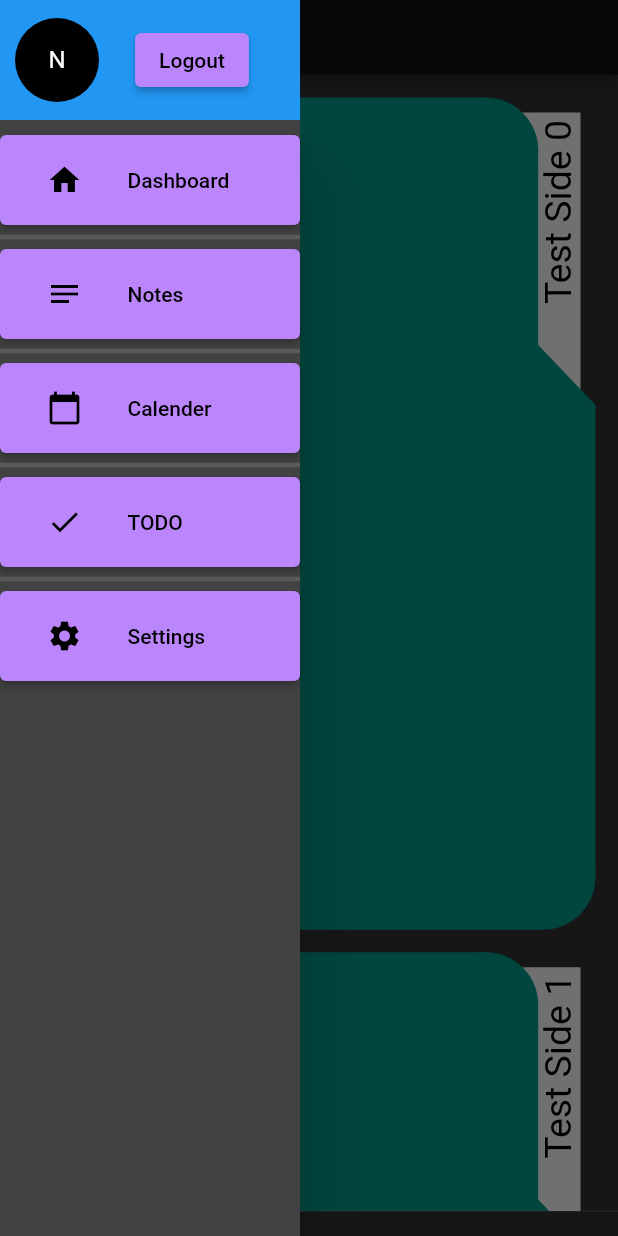
After one commit to Lin2D2/school_notebook, a Flutter app: the Folder screen opened by its route, after a tap on the "menu" icon, on a phone screen of 412 x 824 dp. The commit adds this screen. Run offline on Flutter 3.47's test engine with Material 2 defaults, Android fonts, the phone set to English and light mode, and no system bars; our stand-ins replace page_transition, sembast.

Commit message:
Work on Folder Layout

```diff
--- a/lib/main.dart
+++ b/lib/main.dart
@@ -7,6 +7,7 @@ import 'blocs/mouse_cursor_state_bloc.dart';
 import 'blocs/navigator_bloc.dart';
 import 'sites/dashboard.dart';
 import 'sites/notes.dart';
+import 'sites/folder.dart';
 
 
 
@@ -58,6 +59,12 @@ class App extends StatelessWidget {
                   type: PageTransitionType.fade,
                   settings: route,
                 );
+              case '/folder':
+                return PageTransition(
+                  child: const Folder(),
+                  type: PageTransitionType.fade,
+                  settings: route,
+                );
               default:
                 return PageTransition(
                   child: const SafeArea(child: Scaffold(body: Text("Not Found"))),
--- a/lib/services/navigator_service.dart
+++ b/lib/services/navigator_service.dart
@@ -12,7 +12,7 @@ class NavigatorService {
     NavigatorItemType(
         icon: Icons.notes,
         name: "Notes",
-        route: "/notes"
+        route: "/folder"
     ),
     NavigatorItemType(
         icon: Icons.calendar_today,
--- /dev/null
+++ b/lib/sites/folder.dart
@@ -0,0 +1,33 @@
+import 'package:flutter/material.dart';
+
+import '../widgets/custom_action_button_column.dart';
+import '../widgets/folder_page_layout.dart';
+import '../widgets/custom_app_bar.dart';
+import '../widgets/custom_drawer.dart';
+import '../widgets/drawer_side_rail.dart';
+
+class Folder extends StatelessWidget {
+  const Folder({Key? key}) : super(key: key);
+
+  @override
+  Widget build(BuildContext context) {
+    return
+      // MultiProvider(
+      // providers: [
+      //   ChangeNotifierProvider<NotesEditState>(create: (_) => NotesEditState()),
+      // ],
+      // child:
+    const SafeArea(
+        child: DrawerSideRail(
+          child: Scaffold(
+            appBar: CustomAppBar(),
+            drawer: CustomDrawer(),
+            persistentFooterButtons: [],
+            // floatingActionButton: CustomActionButtonColumn(),
+            body: FolderPageLayout(),
+          ),
+        ),
+      // ),
+    );
+  }
+}
--- a/lib/sites/notes.dart
+++ b/lib/sites/notes.dart
@@ -1,7 +1,6 @@
 import 'package:flutter/material.dart';
 import 'package:provider/provider.dart';
 
-import '../blocs/navigator_bloc.dart';
 import '../blocs/notes_edit_state_bloc.dart';
 import '../widgets/custom_action_button_column.dart';
 import '../widgets/custom_app_bar.dart';
@@ -18,18 +17,17 @@ class Notes extends StatelessWidget {
       providers: [
         ChangeNotifierProvider<NotesEditState>(create: (_) => NotesEditState()),
       ],
-      child: SafeArea(
-          child: DrawerSideRail(
-        child: Scaffold(
-          appBar: const CustomAppBar(),
-          drawer: const CustomDrawer(),
-          persistentFooterButtons: const [],
-          floatingActionButton: const CustomActionButtonColumn(),
-          body: Provider.of<NavigatorBloc>(context, listen: true).folder == null && false
-              ? const SizedBox() // placeholder
-              : const NotesD4PageLayout(),
+      child: const SafeArea(
+        child: DrawerSideRail(
+          child: Scaffold(
+            appBar: CustomAppBar(),
+            drawer: CustomDrawer(),
+            persistentFooterButtons: [],
+            floatingActionButton: CustomActionButtonColumn(),
+            body: NotesD4PageLayout(),
+          ),
         ),
-      )),
+      ),
     );
   }
 }
--- /dev/null
+++ b/lib/widgets/folder_page_layout.dart
@@ -0,0 +1,121 @@
+import 'package:flutter/cupertino.dart';
+import 'package:flutter/material.dart';
+
+class FolderPageLayout extends StatelessWidget {
+  const FolderPageLayout({Key? key}) : super(key: key);
+
+  @override
+  Widget build(BuildContext context) {
+    double width = MediaQuery.of(context).size.width;
+    return GridView.builder(
+      // shrinkWrap: true,
+      gridDelegate: SliverGridDelegateWithFixedCrossAxisCount(
+        crossAxisCount: width ~/ 400,
+        crossAxisSpacing: 0,
+        mainAxisSpacing: 0,
+        childAspectRatio: 188 / 260,
+      ),
+      itemCount: 10,
+      itemBuilder: (context, index) {
+        Size size = MediaQuery.of(context).size;
+        return Padding(
+          padding: EdgeInsets.fromLTRB(
+              15, 15, (index + 1) % (width ~/ 400) == 0 ? 15 : 0, 0),
+          child: CustomPaint(
+            // size: Size(400,400),
+            painter: FolderPainter(),
+            child: Column(
+              crossAxisAlignment: CrossAxisAlignment.end,
+              children: [
+                RotatedBox(
+                  quarterTurns: 3,
+                  child: Padding(
+                    padding: const EdgeInsets.fromLTRB(0, 0, 15, 5),
+                    child: SizedBox(
+                      height: (size.width * 0.097 / (width ~/ 400)).toDouble(),
+                      // width: ((size.height * 0.175)).toDouble(),
+                      child: Center(
+                        child: Text(
+                          "Test Side " + index.toString(),
+                          style: const TextStyle(
+                              fontSize: 25, color: Colors.black),
+                        ),
+                      ),
+                    ),
+                  ),
+                ),
+              ],
+            ),
+          ),
+        );
+      },
+    );
+  }
+}
+
+class FolderPainter extends CustomPainter {
+  @override
+  void paint(Canvas canvas, Size size) {
+    var paintFolder = Paint()
+      ..color = Colors.teal
+      ..strokeWidth = 2;
+    var paintPaper = Paint()
+      ..color = Colors.grey.shade100
+      ..strokeWidth = 2;
+
+    var pathFolder = Path();
+    var pathPaper = Path();
+
+    const double _borderRadius = 35;
+    const double _slantOffset = 20;
+    const double _paperOffset = 10;
+
+    // NOTE paper
+    pathPaper.moveTo(size.width - (_borderRadius * 2.5), _paperOffset);
+    pathPaper.lineTo(size.width - _paperOffset, _paperOffset);
+
+    pathPaper.lineTo(
+        size.width - _paperOffset, size.height * 0.3333 + _slantOffset);
+    pathPaper.lineTo(size.width - (_borderRadius * 2.5),
+        size.height * 0.3333 - _slantOffset);
+
+    pathPaper.close();
+
+    canvas.drawPath(pathPaper, paintPaper);
+
+    // NOTE folder
+    pathFolder.moveTo(_borderRadius, size.height);
+    canvas.drawCircle(Offset(_borderRadius, size.height - _borderRadius),
+        _borderRadius, paintFolder);
+    pathFolder.lineTo(0, size.height - _borderRadius);
+
+    pathFolder.lineTo(0, _borderRadius);
+    canvas.drawCircle(
+        const Offset(_borderRadius, _borderRadius), _borderRadius, paintFolder);
+    pathFolder.lineTo(_borderRadius, 0);
+
+    pathFolder.lineTo(size.width * 0.9 - _borderRadius, 0);
+    canvas.drawCircle(Offset(size.width * 0.9 - _borderRadius, _borderRadius),
+        _borderRadius, paintFolder);
+    pathFolder.lineTo(size.width * 0.9, _borderRadius);
+
+    pathFolder.lineTo(size.width * 0.9, size.height * 0.33333 - _slantOffset);
+    pathFolder.lineTo(size.width, size.height * 0.33333 + _slantOffset);
+
+    pathFolder.lineTo(size.width, size.height - _borderRadius);
+    canvas.drawCircle(
+        Offset(size.width - _borderRadius, size.height - _borderRadius),
+        _borderRadius,
+        paintFolder);
+    pathFolder.lineTo(size.width - _borderRadius, size.height);
+
+    pathFolder.close();
+
+    canvas.drawPath(pathFolder, paintFolder);
+  }
+
+  @override
+  bool shouldRepaint(CustomPainter oldDelegate) {
+    return true;
+  }
+}
```
